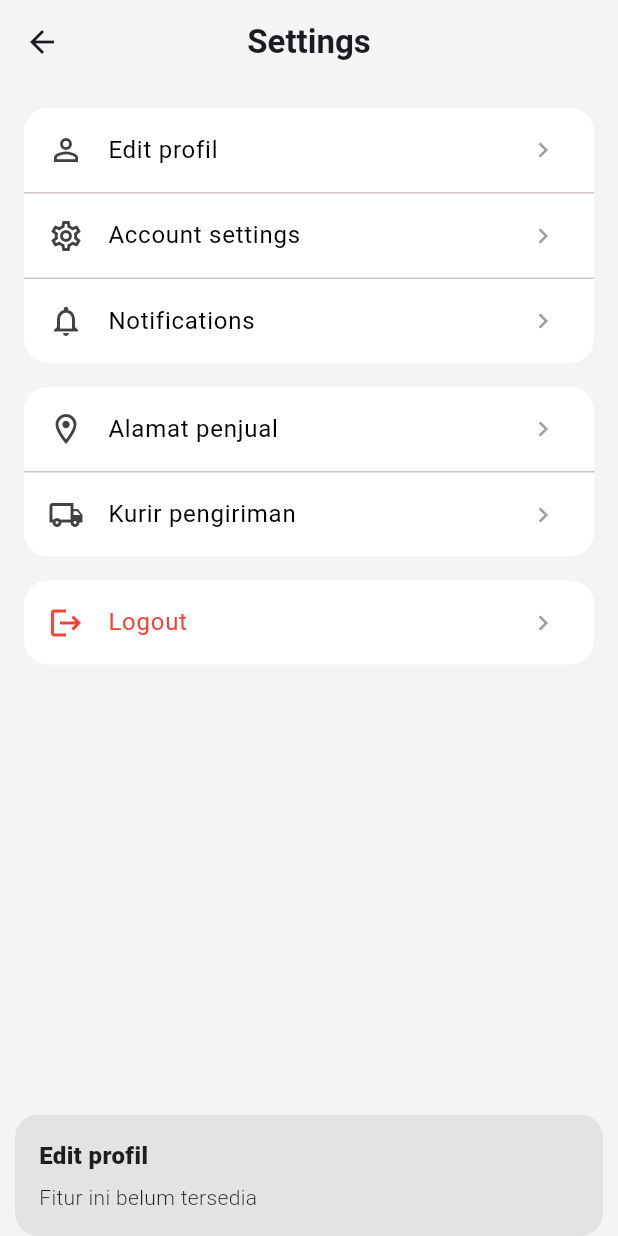
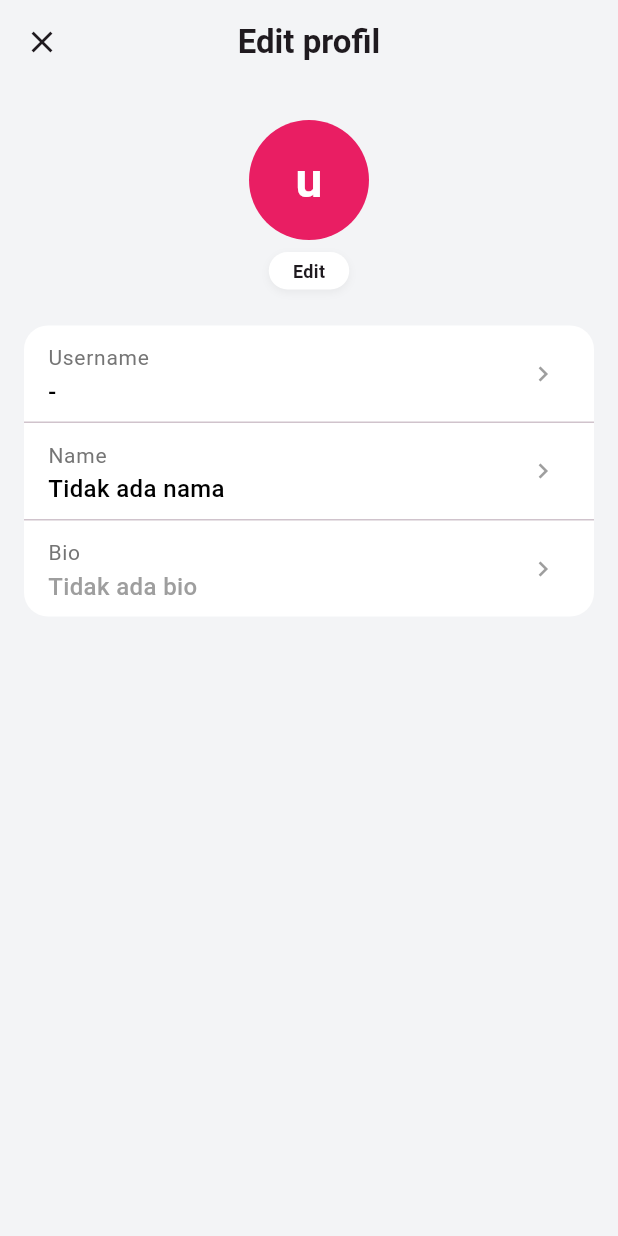
Before and after one commit to Whyyyyyme/UTP, a Flutter app: the SettingsPage screen opened by its route, after a tap on "Edit profil", on a phone screen of 412 x 824 dp. Run offline on Flutter 3.47's test engine with Material 3 defaults, Android fonts, the phone set to English and light mode, and no system bars; our stand-ins replace cloud_firestore, firebase_auth, firebase_core, get, rive; accounts and stored records are empty.

Commit message:
Update Edit Profile pt 1

```diff
--- a/lib/controller/auth_controller.dart
+++ b/lib/controller/auth_controller.dart
@@ -96,4 +96,36 @@ class AuthController extends GetxController {
         return 'Terjadi kesalahan, coba lagi ($code)';
     }
   }
+
+  Future<void> updateProfile({
+    String? username,
+    String? nama,
+    String? bio,
+  }) async {
+    final current = user.value;
+    if (current == null) return;
+
+    final Map<String, dynamic> data = {};
+    if (username != null) data['username'] = username;
+    if (nama != null) data['nama'] = nama;
+    if (bio != null) data['bio'] = bio;
+
+    if (data.isEmpty) return;
+
+    try {
+      isLoading.value = true;
+      errorMessage.value = null;
+
+      await _authService.updateUserProfile(current.id, data);
+
+      // refresh profil dari Firestore
+      final updated = await _authService.getUserProfile(current.id);
+      user.value = updated;
+    } catch (e) {
+      errorMessage.value = 'Gagal mengubah profil';
+      Get.snackbar('Error', errorMessage.value!);
+    } finally {
+      isLoading.value = false;
+    }
+  }
 }
--- a/lib/pages/profile_page.dart
+++ b/lib/pages/profile_page.dart
@@ -55,7 +55,7 @@ class ProfilePage extends StatelessWidget {
               subtitle: const Text('Lihat profil'),
               trailing: const Icon(Icons.chevron_right),
               onTap: () {
-                Get.to(() => const ShopProfileScreen());
+                Get.toNamed(Routes.ShopProfile);
               },
             ),
 
@@ -77,7 +77,7 @@ class ProfilePage extends StatelessWidget {
               trailing: const Icon(Icons.arrow_forward_ios, size: 16),
               onTap: () {
                 Get.to(
-                  () => const ShopProfileScreen(
+                  () => ShopProfileScreen(
                     initialTabIndex: 1, // tab Likes
                   ),
                 );
--- /dev/null
+++ b/lib/pages/profile_pages/edit_profile_page.dart
@@ -0,0 +1,188 @@
+import 'package:flutter/material.dart';
+import 'package:get/get.dart';
+import 'package:prelovedly/controller/auth_controller.dart';
+import 'package:prelovedly/pages/profile_pages/edit_profile/edit_bio_page.dart';
+import 'package:prelovedly/pages/profile_pages/edit_profile/edit_nama_page.dart';
+import 'package:prelovedly/pages/profile_pages/edit_profile/edit_username_page.dart';
+
+class EditProfilePage extends StatelessWidget {
+  const EditProfilePage({super.key});
+
+  @override
+  Widget build(BuildContext context) {
+    final authC = Get.find<AuthController>();
+
+    return Obx(() {
+      final u = authC.user.value;
+
+      if (u == null) {
+        return const Scaffold(
+          body: Center(child: Text('Data profil belum tersedia')),
+        );
+      }
+
+      final String username = u.username.isNotEmpty ? u.username : '-';
+
+      final String nama = u.nama.isNotEmpty ? u.nama : 'Tidak ada nama';
+
+      final String bio = u.bio.isNotEmpty ? u.bio : 'Tidak ada bio';
+
+      final String initial = username != '-' && username.isNotEmpty
+          ? username[0].toLowerCase()
+          : (nama != 'Tidak ada nama' && nama.isNotEmpty
+                ? nama[0].toLowerCase()
+                : 'u');
+
+      return Scaffold(
+        backgroundColor: const Color(0xFFF3F4F6),
+        appBar: AppBar(
+          backgroundColor: const Color(0xFFF3F4F6),
+          elevation: 0,
+          leading: IconButton(
+            icon: const Icon(Icons.close),
+            onPressed: () => Get.back(),
+          ),
+          centerTitle: true,
+          title: const Text(
+            'Edit profil',
+            style: TextStyle(fontWeight: FontWeight.w700),
+          ),
+        ),
+        body: ListView(
+          padding: const EdgeInsets.all(16),
+          children: [
+            const SizedBox(height: 8),
+            // Avatar + tombol Edit
+            Column(
+              children: [
+                CircleAvatar(
+                  radius: 40,
+                  backgroundColor: Colors.pink,
+                  child: Text(
+                    initial,
+                    style: const TextStyle(
+                      fontSize: 32,
+                      fontWeight: FontWeight.bold,
+                      color: Colors.white,
+                    ),
+                  ),
+                ),
+                const SizedBox(height: 8),
+                Container(
+                  padding: const EdgeInsets.symmetric(
+                    horizontal: 16,
+                    vertical: 4,
+                  ),
+                  decoration: BoxDecoration(
+                    color: Colors.white,
+                    borderRadius: BorderRadius.circular(16),
+                    boxShadow: [
+                      BoxShadow(
+                        color: Colors.black.withOpacity(0.05),
+                        blurRadius: 4,
+                        offset: const Offset(0, 2),
+                      ),
+                    ],
+                  ),
+                  child: GestureDetector(
+                    onTap: () {
+                      Get.snackbar(
+                        'Edit foto',
+                        'Fitur edit foto belum tersedia',
+                        snackPosition: SnackPosition.BOTTOM,
+                      );
+                    },
+                    child: const Text(
+                      'Edit',
+                      style: TextStyle(
+                        fontSize: 12,
+                        fontWeight: FontWeight.w600,
+                      ),
+                    ),
+                  ),
+                ),
+              ],
+            ),
+
+            const SizedBox(height: 24),
+
+            // Kartu putih dengan item-item
+            Container(
+              decoration: BoxDecoration(
+                color: Colors.white,
+                borderRadius: BorderRadius.circular(16),
+              ),
+              child: Column(
+                children: [
+                  _ProfileRow(
+                    label: 'Username',
+                    value: username,
+                    onTap: () {
+                      Get.to(
+                        () => EditUsernamePage(
+                          initialUsername: username == '-' ? '' : username,
+                        ),
+                      );
+                    },
+                  ),
+                  const Divider(height: 1),
+                  _ProfileRow(
+                    label: 'Name',
+                    value: nama,
+                    onTap: () {
+                      Get.to(() => const EditNamePage());
+                    },
+                  ),
+                  const Divider(height: 1),
+                  _ProfileRow(
+                    label: 'Bio',
+                    value: bio,
+                    isHint: bio == 'Tidak ada bio',
+                    onTap: () {
+                      Get.to(() => const EditBioPage());
+                    },
+                  ),
+                ],
+              ),
+            ),
+          ],
+        ),
+      );
+    });
+  }
+}
+
+class _ProfileRow extends StatelessWidget {
+  final String label;
+  final String value;
+  final bool isHint;
+  final VoidCallback onTap;
+
+  const _ProfileRow({
+    required this.label,
+    required this.value,
+    required this.onTap,
+    this.isHint = false,
+  });
+
+  @override
+  Widget build(BuildContext context) {
+    return ListTile(
+      dense: true,
+      title: Text(
+        label,
+        style: TextStyle(fontSize: 14, color: Colors.grey[600]),
+      ),
+      subtitle: Text(
+        value,
+        style: TextStyle(
+          fontSize: 16,
+          fontWeight: FontWeight.w500,
+          color: isHint ? Colors.grey : Colors.black,
+        ),
+      ),
+      trailing: const Icon(Icons.chevron_right, size: 20, color: Colors.grey),
+      onTap: onTap,
+    );
+  }
+}
--- a/lib/pages/profile_pages/setting_page.dart
+++ b/lib/pages/profile_pages/setting_page.dart
@@ -1,6 +1,7 @@
 import 'package:flutter/material.dart';
 import 'package:get/get.dart';
 import 'package:prelovedly/controller/auth_controller.dart';
+import 'package:prelovedly/routes/app_routes.dart';
 
 class SettingsPage extends StatelessWidget {
   const SettingsPage({super.key});
@@ -33,13 +34,10 @@ class SettingsPage extends StatelessWidget {
                 icon: Icons.person_outline,
                 label: 'Edit profil',
                 onTap: () {
-                  Get.snackbar(
-                    'Edit profil',
-                    'Fitur ini belum tersedia',
-                    snackPosition: SnackPosition.BOTTOM,
-                  );
+                  Get.toNamed(Routes.editProfile);
                 },
               ),
+
               const Divider(height: 1),
               _SettingsItem(
                 icon: Icons.settings_outlined,
--- a/lib/routes/app_pages.dart
+++ b/lib/routes/app_pages.dart
@@ -1,5 +1,7 @@
 import 'package:get/get.dart';
+import 'package:prelovedly/pages/profile_pages/edit_profile_page.dart';
 import 'package:prelovedly/pages/profile_pages/setting_page.dart';
+import 'package:prelovedly/pages/profile_pages/shop_profile_screen.dart';
 
 import 'app_routes.dart';
 import 'package:prelovedly/pages/login_page.dart';
@@ -34,9 +36,8 @@ class AppPages {
     ),
     GetPage(name: Routes.home, page: () => const HomePage()),
     GetPage(name: Routes.profile, page: () => const ProfilePage()),
-    GetPage(
-      name: Routes.settings,
-      page: () => const SettingsPage(), // 👈 ROUTES SETTINGS
-    ),
+    GetPage(name: Routes.ShopProfile, page: () => ShopProfileScreen()),
+    GetPage(name: Routes.settings, page: () => const SettingsPage()),
+    GetPage(name: Routes.editProfile, page: () => const EditProfilePage()),
   ];
 }
--- a/lib/routes/app_routes.dart
+++ b/lib/routes/app_routes.dart
@@ -8,5 +8,7 @@ abstract class Routes {
   static const registerPassword = '/register-password';
   static const home = '/home';
   static const profile = '/profile';
+  static const ShopProfile = '/shop-profile';
   static const settings = '/settings';
+  static const editProfile = '/edit-profile';
 }
```
Also changed, not shown: lib/data/services/auth_services.dart (+7 -0 lines), lib/pages/profile_pages/edit_profile/edit_bio_page.dart (added, +134 -0 lines), lib/pages/profile_pages/edit_profile/edit_nama_page.dart (added, +117 -0 lines), lib/pages/profile_pages/edit_profile/edit_username_page.dart (added, +121 -0 lines), lib/pages/profile_pages/shop_profile_screen.dart (+67 -6 lines).
